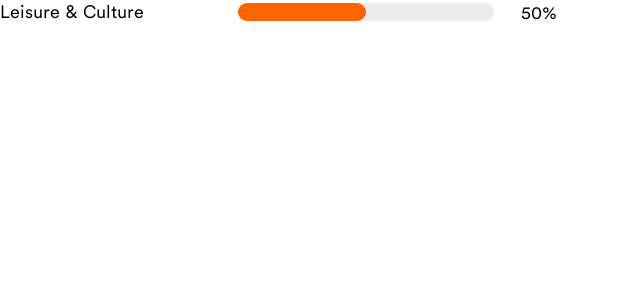
After one commit to RimGazzeh/TravelAdvisor, an Android app: the layout custom_view_progress_percentage.xml on its own in the app's theme, with its tools: preview values and no code run, on a phone screen of 412 x 824 dp. The commit adds this screen. Shown: the top 300 px of the screen. Run offline under Robolectric (Android 15) with nearby library versions, the phone set to English and light mode, and no system bars.

Commit message:
WIP/UI: themes & item city

```diff
--- /dev/null
+++ b/presentation/src/main/res/drawable/progress_drawable.xml
@@ -0,0 +1,26 @@
+<?xml version="1.0" encoding="utf-8"?>
+<layer-list xmlns:android="http://schemas.android.com/apk/res/android">
+
+    <!-- Define the background properties like color etc -->
+    <item android:id="@android:id/background">
+        <shape android:shape="rectangle">
+            <solid android:color="@color/grey_transparent_4DC1C1C1" />
+            <corners android:radius="10dp" />
+        </shape>
+    </item>
+
+    <!-- Define the progress properties like start color, end color etc -->
+    <item
+        android:id="@android:id/progress"
+        android:bottom="0.5dp"
+        android:left="0.5dp"
+        android:right="0.5dp"
+        android:top="0.5dp">
+        <scale android:scaleWidth="100%">
+            <shape>
+                <solid android:color="?attr/colorSecondary" />
+                <corners android:radius="10dp" />
+            </shape>
+        </scale>
+    </item>
+</layer-list>
--- /dev/null
+++ b/presentation/src/main/res/layout/custom_view_progress_percentage.xml
@@ -0,0 +1,57 @@
+<?xml version="1.0" encoding="utf-8"?>
+<androidx.constraintlayout.widget.ConstraintLayout xmlns:android="http://schemas.android.com/apk/res/android"
+    xmlns:app="http://schemas.android.com/apk/res-auto"
+    xmlns:tools="http://schemas.android.com/tools"
+    android:layout_width="match_parent"
+    android:layout_height="wrap_content">
+
+    <androidx.constraintlayout.widget.Guideline
+        android:id="@+id/cvProgressGuidelineStart"
+        android:layout_width="match_parent"
+        android:layout_height="match_parent"
+        android:orientation="vertical"
+        app:layout_constraintGuide_percent="0.4" />
+
+    <androidx.constraintlayout.widget.Guideline
+        android:id="@+id/cvProgressGuidelineEnd"
+        android:layout_width="match_parent"
+        android:layout_height="match_parent"
+        android:orientation="vertical"
+        app:layout_constraintGuide_percent="0.8" />
+
+    <TextView
+        android:id="@+id/cvProgressTitle"
+        style="@style/TextSmallSubtitleStyle"
+        android:layout_width="0dp"
+        android:layout_height="wrap_content"
+        android:layout_marginEnd="6dp"
+        app:layout_constraintEnd_toStartOf="@+id/cvProgressGuidelineStart"
+        app:layout_constraintStart_toStartOf="parent"
+        app:layout_constraintTop_toTopOf="parent"
+        tools:text="@string/leisureAndCulture" />
+
+    <ProgressBar
+        android:id="@+id/cvProgressBar"
+        style="@style/PercentProgressStyle"
+        android:layout_width="0dp"
+        android:progressDrawable="@drawable/progress_drawable"
+        android:visibility="visible"
+        app:layout_constraintBottom_toBottomOf="@+id/cvProgressTitle"
+        app:layout_constraintEnd_toStartOf="@+id/cvProgressGuidelineEnd"
+        app:layout_constraintStart_toEndOf="@+id/cvProgressTitle"
+        app:layout_constraintTop_toTopOf="@+id/cvProgressTitle"
+        tools:progress="50" />
+
+    <TextView
+        android:id="@+id/cvProgressPercent"
+        style="@style/TextSmallSubtitleStyle"
+        android:layout_width="0dp"
+        android:layout_height="wrap_content"
+        android:layout_marginStart="18dp"
+        app:layout_constraintBottom_toBottomOf="@+id/cvProgressBar"
+        app:layout_constraintEnd_toEndOf="parent"
+        app:layout_constraintStart_toStartOf="@+id/cvProgressGuidelineEnd"
+        app:layout_constraintTop_toTopOf="@+id/cvProgressBar"
+        tools:text="50%" />
+
+</androidx.constraintlayout.widget.ConstraintLayout>
--- a/presentation/src/main/res/values-night/themes.xml
+++ b/presentation/src/main/res/values-night/themes.xml
@@ -1,16 +1,21 @@
 <resources xmlns:tools="http://schemas.android.com/tools">
     <!-- Base application theme. -->
-    <style name="Theme.TravelAdvisor" parent="Theme.MaterialComponents.DayNight.DarkActionBar">
+    <style name="Theme.TravelAdvisor" parent="Theme.MaterialComponents.DayNight.NoActionBar">
         <!-- Primary brand color. -->
-        <item name="colorPrimary">@color/purple_200</item>
-        <item name="colorPrimaryVariant">@color/purple_700</item>
-        <item name="colorOnPrimary">@color/black</item>
+        <item name="colorPrimary">@color/grey_565656</item>
+        <item name="colorPrimaryVariant">@color/grey_2d2d2d</item>
+        <item name="colorOnPrimary">@color/white</item>
         <!-- Secondary brand color. -->
-        <item name="colorSecondary">@color/teal_200</item>
-        <item name="colorSecondaryVariant">@color/teal_200</item>
-        <item name="colorOnSecondary">@color/black</item>
+        <item name="colorSecondary">@color/orange_fa6401</item>
+        <item name="colorSecondaryVariant">@color/orange_bf3200</item>
+        <item name="colorOnSecondary">@color/white</item>
         <!-- Status bar color. -->
         <item name="android:statusBarColor" tools:targetApi="l">?attr/colorPrimaryVariant</item>
-        <!-- Customize your theme here. -->
+        <!-- Color Surface -->
+        <item name="colorSurface">?attr/colorPrimary</item>
+        <item name="colorOnSurface">?attr/colorOnPrimary</item>
+        <item name="colorError">?attr/colorSecondaryVariant</item>
+        <!-- Shapes -->
+        <item name="materialCardViewStyle">@style/Widget.App.CardView</item>
     </style>
 </resources>
--- /dev/null
+++ b/presentation/src/main/res/values/attrs.xml
@@ -0,0 +1,6 @@
+<?xml version="1.0" encoding="utf-8"?>
+<resources>
+    <declare-styleable name="PercentageCustomView">
+        <attr name="titleProgress" format="reference"/>
+    </declare-styleable>
+</resources>
--- a/presentation/src/main/res/values/colors.xml
+++ b/presentation/src/main/res/values/colors.xml
@@ -1,10 +1,12 @@
 <?xml version="1.0" encoding="utf-8"?>
 <resources>
-    <color name="purple_200">#FFBB86FC</color>
-    <color name="purple_500">#FF6200EE</color>
-    <color name="purple_700">#FF3700B3</color>
-    <color name="teal_200">#FF03DAC5</color>
-    <color name="teal_700">#FF018786</color>
     <color name="black">#FF000000</color>
     <color name="white">#FFFFFFFF</color>
+    <color name="grey_f4f4f4">#f4f4f4</color>
+    <color name="grey_c1c1c1">#c1c1c1</color>
+    <color name="grey_565656">#565656</color>
+    <color name="grey_2d2d2d">#2d2d2d</color>
+    <color name="grey_transparent_4DC1C1C1">#4DC1C1C1</color>
+    <color name="orange_fa6401">#fa6401</color>
+    <color name="orange_bf3200">#bf3200</color>
 </resources>
--- a/presentation/src/main/res/values/strings.xml
+++ b/presentation/src/main/res/values/strings.xml
@@ -1,3 +1,7 @@
 <resources>
     <string name="app_name">TravelAdvisor</string>
+    <string name="percent" translatable="false">%s\%</string>
+    <string name="outdoor">Outdoor</string>
+    <string name="leisureAndCulture">Leisure &amp; Culture</string>
+    <string name="safety">safety</string>
 </resources>
--- /dev/null
+++ b/presentation/src/main/res/values/styles.xml
@@ -0,0 +1,31 @@
+<?xml version="1.0" encoding="utf-8"?>
+<resources>
+    <!-- Cards -->
+    <style name="ShapeAppearance.App.MediumComponent" parent="ShapeAppearance.MaterialComponents.MediumComponent">
+        <item name="cornerFamily">cut</item>
+        <item name="cornerSize">8dp</item>
+    </style>
+
+    <style name="Widget.App.CardView" parent="Widget.MaterialComponents.CardView">
+        <item name="shapeAppearance">@style/ShapeAppearance.App.MediumComponent</item>
+    </style>
+
+    <!-- Texts -->
+    <style name="TextTileStyle" parent="@android:style/Widget.TextView">
+        <item name="android:textColor">?attr/colorOnPrimary</item>
+        <item name="android:textSize">16sp</item>
+        <item name="android:fontFamily">@font/circular_std_bold</item>
+    </style>
+
+    <style name="TextSmallSubtitleStyle" parent="@android:style/Widget.TextView">
+        <item name="android:textColor">?attr/colorOnPrimary</item>
+        <item name="android:textSize">12sp</item>
+        <item name="android:fontFamily">@font/circular_std_book</item>
+    </style>
+
+    <!-- Progress -->
+    <style name="PercentProgressStyle" parent="Widget.AppCompat.ProgressBar.Horizontal">
+        <item name="android:layout_height">12dp</item>
+        <item name="android:max">100</item>
+    </style>
+</resources>
--- a/presentation/src/main/res/values/themes.xml
+++ b/presentation/src/main/res/values/themes.xml
@@ -1,16 +1,21 @@
 <resources xmlns:tools="http://schemas.android.com/tools">
     <!-- Base application theme. -->
-    <style name="Theme.TravelAdvisor" parent="Theme.MaterialComponents.DayNight.DarkActionBar">
+    <style name="Theme.TravelAdvisor" parent="Theme.MaterialComponents.DayNight.NoActionBar">
         <!-- Primary brand color. -->
-        <item name="colorPrimary">@color/purple_500</item>
-        <item name="colorPrimaryVariant">@color/purple_700</item>
-        <item name="colorOnPrimary">@color/white</item>
+        <item name="colorPrimary">@color/grey_f4f4f4</item>
+        <item name="colorPrimaryVariant">@color/grey_c1c1c1</item>
+        <item name="colorOnPrimary">@color/black</item>
         <!-- Secondary brand color. -->
-        <item name="colorSecondary">@color/teal_200</item>
-        <item name="colorSecondaryVariant">@color/teal_700</item>
-        <item name="colorOnSecondary">@color/black</item>
+        <item name="colorSecondary">@color/orange_fa6401</item>
+        <item name="colorSecondaryVariant">@color/orange_bf3200</item>
+        <item name="colorOnSecondary">@color/white</item>
         <!-- Status bar color. -->
         <item name="android:statusBarColor" tools:targetApi="l">?attr/colorPrimaryVariant</item>
-        <!-- Customize your theme here. -->
+        <!-- Color Surface -->
+        <item name="colorSurface">?attr/colorPrimary</item>
+        <item name="colorOnSurface">@color/white</item>
+        <item name="colorError">?attr/colorSecondaryVariant</item>
+        <!-- Shapes -->
+        <item name="materialCardViewStyle">@style/Widget.App.CardView</item>
     </style>
 </resources>
```
Also changed, not shown: presentation/src/main/java/com/rim/traveladvisor/common/widget/PercentageCustomView.kt (added, +62 -0 lines), presentation/src/main/res/layout/item_city.xml (added, +68 -0 lines), presentation/src/main/res/font/circular_std_black.ttf (added), presentation/src/main/res/font/circular_std_bold.ttf (added), presentation/src/main/res/font/circular_std_book.ttf (added), presentation/src/main/res/font/circular_std_medium.ttf (added).
